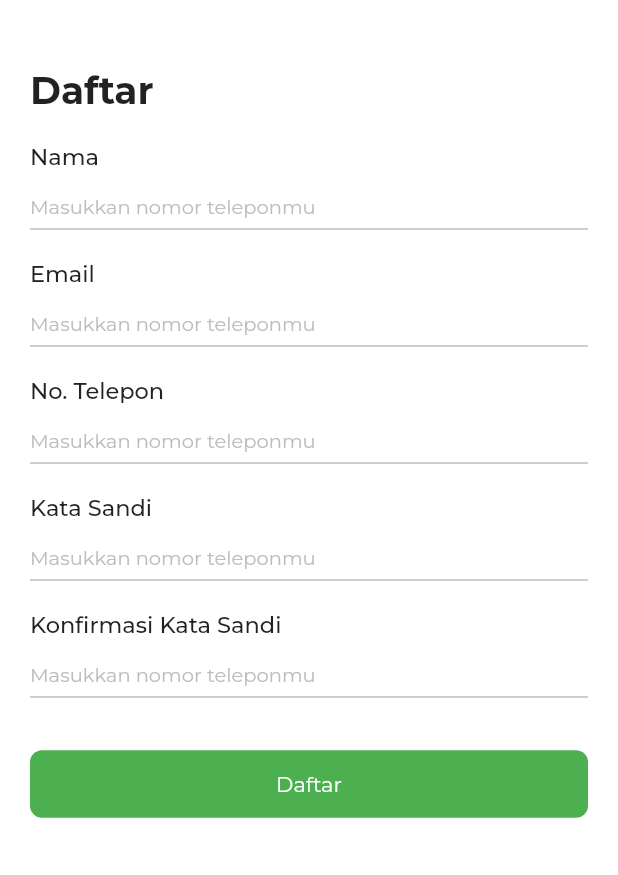
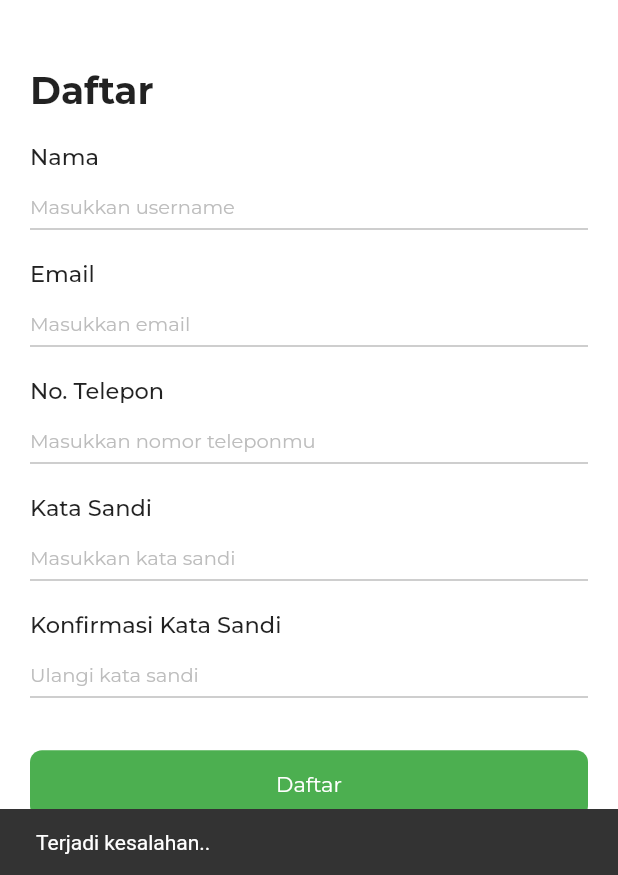
Before and after one commit to n0ulli/ecommerce, a Flutter app: the RegisterScreen screen opened directly, after a tap on "Daftar", on a phone screen of 412 x 824 dp, the part 361-1236 px from its top. Run offline on Flutter 3.47's test engine with Material 2 defaults, Android fonts, the phone set to English and light mode, and no system bars; our stand-ins replace cached_network_image, carousel_slider, get, google_fonts, shared_preferences; accounts and stored records are empty.

Commit message:
api login & register

```diff
--- /dev/null
+++ b/lib/controller/register_controller.dart
@@ -0,0 +1,27 @@
+
+import 'package:get/get.dart';
+import 'package:tokoonline/model/model_users.dart';
+
+class RegisterController extends GetxController{
+
+  Future<bool> insertUser(String user, String email, String phone, String pass) async {
+    if (user.isNotEmpty) {
+      var dataReady = await model_users().getUser(user);
+      if (dataReady.isNotEmpty) {
+        // Toast("Peringatan !", "User '${user}' sudah ada", false);
+        return false;
+      } else {
+        Map obj = {};
+        obj['user'] = user;
+        obj['email'] = email;
+        obj['phone'] = phone;
+        obj['pass'] = pass;
+        await model_users().insertUser(obj);
+        return true;
+      }
+    } else {
+      // Toast("Peringatan !", "Username wajib di isi !", false);
+      return false;
+    }
+  }
+}
--- /dev/null
+++ b/lib/model/model_users.dart
@@ -0,0 +1,46 @@
+import 'package:http/http.dart' as http;
+import 'dart:convert';
+
+class model_users {
+  String baseUrl = "http://192.168.1.2";
+
+  Future<List> select_data_login(String username, String password) async {
+    final response = await http.post(
+      Uri.parse("$baseUrl/tokool/login.php"),
+      body: {"username": username, "password": password},
+    );
+    var results2 = json.decode(response.body);
+    return results2.toList();
+  }
+
+  Future<List> getUser(String username) async {
+    final response = await http.post(
+      Uri.parse("$baseUrl/tokool/register.php/getuser"),
+      body: {"username": username},
+    );
+    var results2 = json.decode(response.body);
+    return results2.toList();
+  }
+
+  Future<bool> insertUser(Map dataInsert) async {
+    try {
+      final response = await http.post(
+        Uri.parse(
+            "$baseUrl/tokool/register.php/tambahuser"),
+        body: {
+          "username": dataInsert['user'].toString(),
+          "email": dataInsert['email'].toString(),
+          "phone": dataInsert['phone'].toString(),
+          "password": dataInsert['pass'].toString(),
+        },
+      );
+      if (response.statusCode >= 200) {
+        return true;
+      }
+      return false;
+    } catch (e) {
+      print(e.toString());
+      return false;
+    }
+  }
+}
--- a/lib/screen/auth/register_screen.dart
+++ b/lib/screen/auth/register_screen.dart
@@ -5,6 +5,7 @@ import 'package:get/get.dart';
 import 'package:tokoonline/constant/decoration_constant.dart';
 import 'package:tokoonline/constant/image_constant.dart';
 import 'package:tokoonline/constant/text_constant.dart';
+import 'package:tokoonline/controller/register_controller.dart';
 import 'package:tokoonline/widget/material/button_green_widget.dart';
 
 class RegisterScreen extends StatefulWidget {
@@ -15,6 +16,13 @@ class RegisterScreen extends StatefulWidget {
 }
 
 class _LoginScreenState extends State<RegisterScreen> {
+  RegisterController registercontroller = Get.put(RegisterController());
+  final _userController = TextEditingController();
+  final _emailController = TextEditingController();
+  final _phoneController = TextEditingController();
+  final _passController = TextEditingController();
+  final _confirmpassController = TextEditingController();
+
   @override
   Widget build(BuildContext context) {
     var size = MediaQuery.of(context).size;
@@ -48,8 +56,9 @@ class _LoginScreenState extends State<RegisterScreen> {
                       height: 40,
                       child: TextField(
                         maxLength: 25,
+                        controller: _userController,
                         keyboardType: TextInputType.text,
-                        decoration: DecorationConstant.inputDecor().copyWith(hintText: "Masukkan nomor teleponmu",counterText: '', contentPadding: EdgeInsets.only(top: 0)),
+                        decoration: DecorationConstant.inputDecor().copyWith(hintText: "Masukkan username",counterText: '', contentPadding: EdgeInsets.only(top: 0)),
                       ),
                     )
                   ],
@@ -65,8 +74,9 @@ class _LoginScreenState extends State<RegisterScreen> {
                       height: 40,
                       child: TextField(
                         maxLength: 25,
+                        controller: _emailController,
                         keyboardType: TextInputType.emailAddress,
-                        decoration: DecorationConstant.inputDecor().copyWith(hintText: "Masukkan nomor teleponmu",counterText: '', contentPadding: EdgeInsets.only(top: 0)),
+                        decoration: DecorationConstant.inputDecor().copyWith(hintText: "Masukkan email",counterText: '', contentPadding: EdgeInsets.only(top: 0)),
                       ),
                     )
                   ],
@@ -82,6 +92,7 @@ class _LoginScreenState extends State<RegisterScreen> {
                       height: 40,
                       child: TextField(
                         maxLength: 25,
+                        controller: _phoneController,
                         keyboardType: TextInputType.phone,
                         inputFormatters: [
                           LengthLimitingTextInputFormatter(12),
@@ -103,8 +114,9 @@ class _LoginScreenState extends State<RegisterScreen> {
                       height: 40,
                       child: TextField(
                         maxLength: 25,
+                        controller: _passController,
                         obscureText: true,
-                        decoration: DecorationConstant.inputDecor().copyWith(hintText: "Masukkan nomor teleponmu",counterText: '', contentPadding: EdgeInsets.only(top: 0)),
+                        decoration: DecorationConstant.inputDecor().copyWith(hintText: "Masukkan kata sandi",counterText: '', contentPadding: EdgeInsets.only(top: 0)),
                       ),
                     )
                   ],
@@ -120,15 +132,30 @@ class _LoginScreenState extends State<RegisterScreen> {
                       height: 40,
                       child: TextField(
                         maxLength: 25,
+                        controller: _confirmpassController,
                         obscureText: true,
-                        decoration: DecorationConstant.inputDecor().copyWith(hintText: "Masukkan nomor teleponmu",counterText: '', contentPadding: EdgeInsets.only(top: 0)),
+                        decoration: DecorationConstant.inputDecor().copyWith(hintText: "Ulangi kata sandi",counterText: '', contentPadding: EdgeInsets.only(top: 0)),
                       ),
                     )
                   ],
                 ),
               ),
               SizedBox(height: 35),
-              ButtonGreenWidget(text: 'Daftar', onClick: (){},),
+              ButtonGreenWidget(
+                text: 'Daftar',
+                onClick: (){
+                  registercontroller.insertUser(_userController.text, _emailController.text, _phoneController.text, _passController.text).then((value) {
+                    if (value) {
+                      Get.back();
+                    }
+                    else {
+                      ScaffoldMessenger.of(context).showSnackBar(
+                        SnackBar(content: Text('Terjadi kesalahan..'))
+                      );
+                    }
+                  });
+                },
+              ),
               SizedBox(height: 20),
               Center(
                 child: GestureDetector(
--- a/lib/screen/home/view/home_screen.dart
+++ b/lib/screen/home/view/home_screen.dart
@@ -8,6 +8,8 @@ import 'package:tokoonline/constant/text_constant.dart';
 import 'package:tokoonline/widget/cart/item_cart_widget.dart';
 import 'package:tokoonline/widget/home/header_home_widget.dart';
 import 'package:tokoonline/widget/home/list_cart_widget.dart';
+import 'package:get/get.dart';
+import 'package:tokoonline/controller/login_controller.dart';
 
 class HomeScreen extends StatefulWidget {
   const HomeScreen({Key? key}) : super(key: key);
@@ -17,6 +19,8 @@ class HomeScreen extends StatefulWidget {
 }
 
 class _HomeScreenState extends State<HomeScreen> {
+  final logincontroller = Get.find<LoginController>();
+
   @override
   Widget build(BuildContext context) {
     var size = MediaQuery.of(context).size;
@@ -25,7 +29,7 @@ class _HomeScreenState extends State<HomeScreen> {
         child: Column(
           children: [
             // SizedBox(height: size.height * 0.035,),
-            HeaderHomeWidget(),
+            HeaderHomeWidget(username: logincontroller.userName.value,),
             ListCartWidget(title: 'Produk Baru'),
             ListCartWidget(title: 'Sepatu'),
             ListCartWidget(title: 'Tas'),
--- a/lib/widget/home/header_home_widget.dart
+++ b/lib/widget/home/header_home_widget.dart
@@ -5,7 +5,8 @@ import 'package:tokoonline/constant/decoration_constant.dart';
 import 'package:tokoonline/constant/text_constant.dart';
 
 class HeaderHomeWidget extends StatelessWidget {
-  const HeaderHomeWidget({Key? key}) : super(key: key);
+  final String username;
+  const HeaderHomeWidget({Key? key, required this.username}) : super(key: key);
 
   @override
   Widget build(BuildContext context) {
@@ -18,7 +19,7 @@ class HeaderHomeWidget extends StatelessWidget {
           SizedBox(height: size.height * 0.035,),
           Row(
             children: [
-              Text('Hi, Akbar', style: TextConstant.medium.copyWith(color: Colors.white, fontSize: 15, fontWeight: FontWeight.bold),),
+              Text('Hi, '+username, style: TextConstant.medium.copyWith(color: Colors.white, fontSize: 15, fontWeight: FontWeight.bold),),
               Expanded(child: Row(
                 mainAxisAlignment: MainAxisAlignment.end,
                 children: [
```
Also changed, not shown: lib/controller/login_controller.dart (+34 -0 lines), lib/screen/auth/login_screen.dart (+22 -1 lines), 4 other files.
